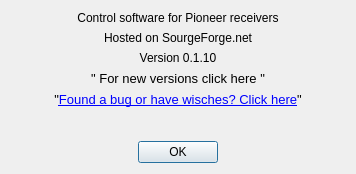
This is aboutdialog.ui in AceOfSnakes/AvrPioRemote as Qt 5 draws it before an edit. The edited form follows.
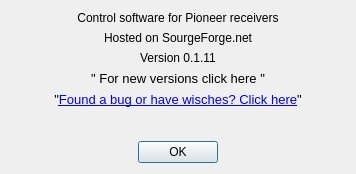
This is the edited form.

Patch:
```diff
--- a/aboutdialog.ui
+++ b/aboutdialog.ui
@@ -40,7 +40,7 @@
    <item>
     <widget class="QLabel" name="label_3">
      <property name="text">
-      <string>Version 0.1.10</string>
+      <string>Version 0.1.11</string>
      </property>
      <property name="alignment">
       <set>Qt::AlignCenter</set>
```
